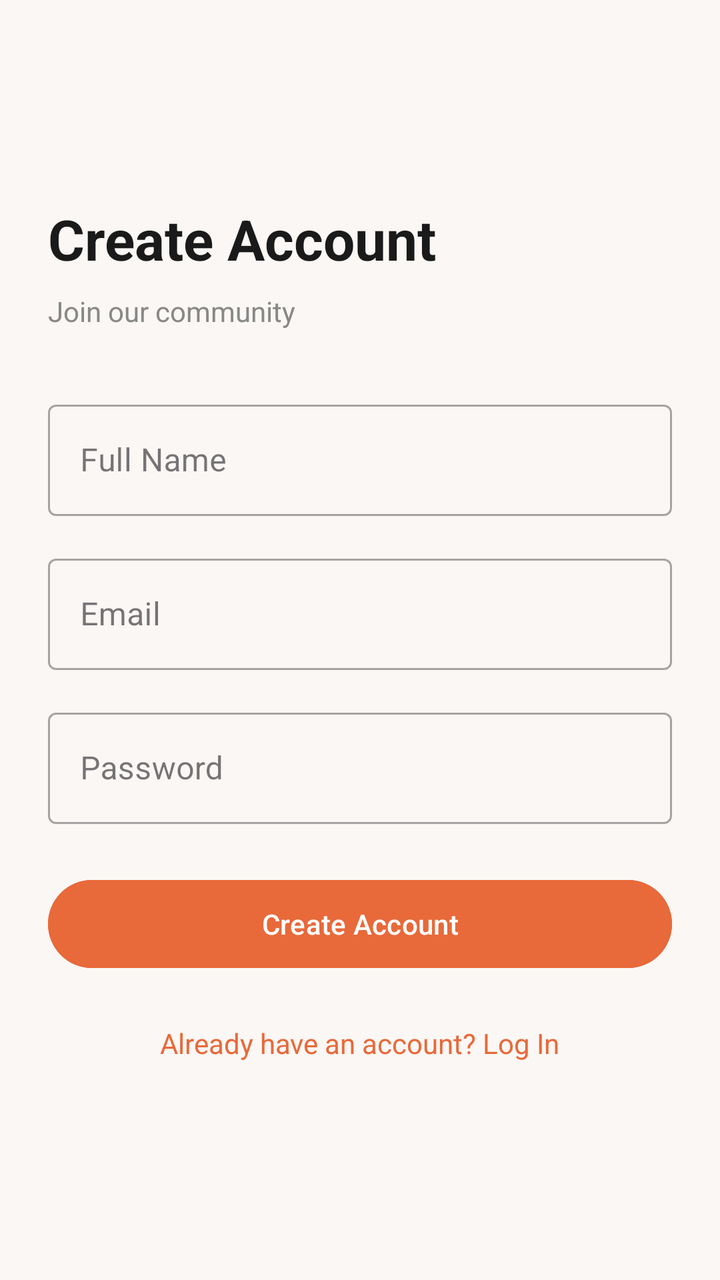
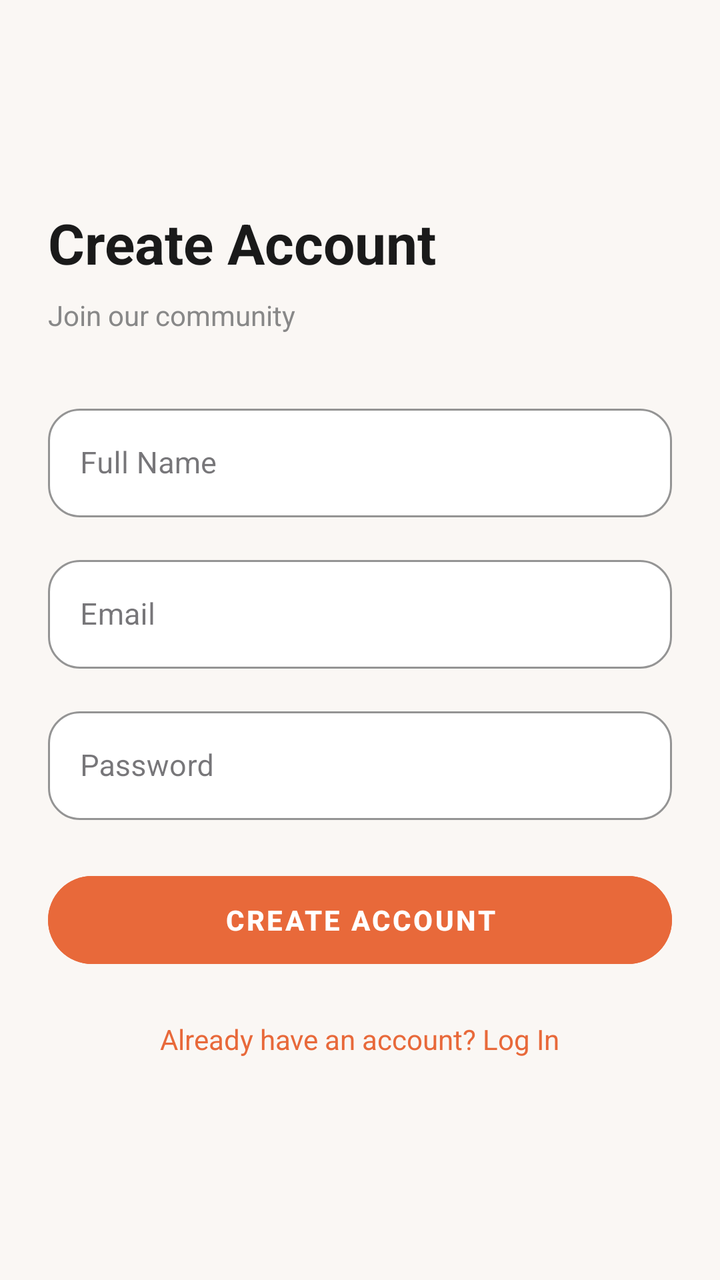

The first picture is an Android layout as it rendered before a commit; the second is the same layout after the commit. The layout source and the unified diff follow.
<!-- AndroidManifest.xml: application theme Theme.AdoptUs -->
<!-- res/layout/activity_register.xml -->
<?xml version="1.0" encoding="utf-8"?>
<LinearLayout
    xmlns:android="http://schemas.android.com/apk/res/android"
    android:layout_width="match_parent"
    android:layout_height="match_parent"
    android:orientation="vertical"
    android:padding="24dp"
    android:gravity="center_vertical"
    android:background="#FAF7F4">

    <TextView
        android:layout_width="wrap_content"
        android:layout_height="wrap_content"
        android:text="Create Account"
        android:textSize="28sp"
        android:textStyle="bold"
        android:textColor="#1A1A1A"
        android:layout_marginBottom="8dp"/>

    <TextView
        android:layout_width="wrap_content"
        android:layout_height="wrap_content"
        android:text="Join our community"
        android:textSize="14sp"
        android:textColor="#888888"
        android:layout_marginBottom="32dp"/>

    <com.google.android.material.textfield.TextInputLayout
        android:id="@+id/tilFullName"
        style="@style/Widget.MaterialComponents.TextInputLayout.OutlinedBox"
        android:layout_width="match_parent"
        android:layout_height="wrap_content"
        android:hint="Full Name"
        android:layout_marginBottom="16dp">

        <com.google.android.material.textfield.TextInputEditText
            android:id="@+id/etFullName"
            android:layout_width="match_parent"
            android:layout_height="wrap_content"
            android:inputType="textPersonName"/>

    </com.google.android.material.textfield.TextInputLayout>

    <com.google.android.material.textfield.TextInputLayout
        android:id="@+id/tilEmail"
        style="@style/Widget.MaterialComponents.TextInputLayout.OutlinedBox"
        android:layout_width="match_parent"
        android:layout_height="wrap_content"
        android:hint="Email"
        android:layout_marginBottom="16dp">

        <com.google.android.material.textfield.TextInputEditText
            android:id="@+id/etEmail"
            android:layout_width="match_parent"
            android:layout_height="wrap_content"
            android:inputType="textEmailAddress"/>

    </com.google.android.material.textfield.TextInputLayout>

    <com.google.android.material.textfield.TextInputLayout
        android:id="@+id/tilPassword"
        style="@style/Widget.MaterialComponents.TextInputLayout.OutlinedBox"
        android:layout_width="match_parent"
        android:layout_height="wrap_content"
        android:hint="Password"
        android:layout_marginBottom="24dp">

        <com.google.android.material.textfield.TextInputEditText
            android:id="@+id/etPassword"
            android:layout_width="match_parent"
            android:layout_height="wrap_content"
            android:inputType="textPassword"/>

    </com.google.android.material.textfield.TextInputLayout>

    <Button
        android:id="@+id/btnRegister"
        android:layout_width="match_parent"
        android:layout_height="52dp"
        android:text="Create Account"
        android:backgroundTint="#E8693A"
        android:layout_marginBottom="16dp"/>

    <TextView
        android:id="@+id/tvGoToLogin"
        android:layout_width="wrap_content"
        android:layout_height="wrap_content"
        android:text="Already have an account? Log In"
        android:textColor="#E8693A"
        android:textSize="14sp"
        android:layout_gravity="center_horizontal"
        android:padding="8dp"/>

</LinearLayout>
<!-- resources referenced by this layout -->
<resources>
  <style name="Theme.AdoptUs" parent="Base.Theme.AdoptUs" />
  <style name="Base.Theme.AdoptUs" parent="Theme.Material3.DayNight.NoActionBar">
          
          
      </style>
</resources>

<!-- the commit's change to res/layout/activity_register.xml (unified diff, before → after) -->
@@ -1,8 +1,8 @@
 <?xml version="1.0" encoding="utf-8"?>
-<LinearLayout
-    xmlns:android="http://schemas.android.com/apk/res/android"
+<LinearLayout xmlns:android="http://schemas.android.com/apk/res/android"
     android:layout_width="match_parent"
     android:layout_height="match_parent"
+    xmlns:app="http://schemas.android.com/apk/res-auto"
     android:orientation="vertical"
     android:padding="24dp"
     android:gravity="center_vertical"
@@ -14,7 +14,7 @@
         android:text="Create Account"
         android:textSize="28sp"
         android:textStyle="bold"
-        android:textColor="#1A1A1A"
+        android:textColor="@color/gray_hint"
         android:layout_marginBottom="8dp"/>
 
     <TextView
@@ -22,7 +22,7 @@
         android:layout_height="wrap_content"
         android:text="Join our community"
         android:textSize="14sp"
-        android:textColor="#888888"
+        android:textColor="@color/light_gray"
         android:layout_marginBottom="32dp"/>
 
     <com.google.android.material.textfield.TextInputLayout
@@ -31,13 +31,24 @@
         android:layout_width="match_parent"
         android:layout_height="wrap_content"
         android:hint="Full Name"
-        android:layout_marginBottom="16dp">
+        android:layout_marginBottom="16dp"
+        app:boxBackgroundColor="@color/white"
+        app:boxCornerRadiusTopStart="16dp"
+        app:boxCornerRadiusTopEnd="16dp"
+        app:boxCornerRadiusBottomStart="16dp"
+        app:boxCornerRadiusBottomEnd="16dp"
+        app:boxStrokeColor="@color/gray_stroke"
+        app:boxStrokeWidth="1dp"
+        app:hintTextColor="@color/gray_hint">
 
         <com.google.android.material.textfield.TextInputEditText
             android:id="@+id/etFullName"
             android:layout_width="match_parent"
             android:layout_height="wrap_content"
-            android:inputType="textPersonName"/>
+            android:inputType="textPersonName"
+            android:paddingStart="16dp"
+            android:textSize="15sp"
+            android:textColor="@color/primary_orange"/>
 
     </com.google.android.material.textfield.TextInputLayout>
 
@@ -47,13 +58,24 @@
         android:layout_width="match_parent"
         android:layout_height="wrap_content"
         android:hint="Email"
-        android:layout_marginBottom="16dp">
+        android:layout_marginBottom="16dp"
+        app:boxBackgroundColor="@color/white"
+        app:boxCornerRadiusTopStart="16dp"
+        app:boxCornerRadiusTopEnd="16dp"
+        app:boxCornerRadiusBottomStart="16dp"
+        app:boxCornerRadiusBottomEnd="16dp"
+        app:boxStrokeColor="@color/gray_stroke"
+        app:boxStrokeWidth="1dp"
+        app:hintTextColor="@color/gray_hint">
 
         <com.google.android.material.textfield.TextInputEditText
             android:id="@+id/etEmail"
             android:layout_width="match_parent"
             android:layout_height="wrap_content"
-            android:inputType="textEmailAddress"/>
+            android:inputType="textEmailAddress"
+            android:paddingStart="16dp"
+            android:textSize="15sp"
+            android:textColor="@color/primary_orange"/>
 
     </com.google.android.material.textfield.TextInputLayout>
 
@@ -63,13 +85,24 @@
         android:layout_width="match_parent"
         android:layout_height="wrap_content"
         android:hint="Password"
-        android:layout_marginBottom="24dp">
+        android:layout_marginBottom="24dp"
+        app:boxBackgroundColor="@color/white"
+        app:boxCornerRadiusTopStart="16dp"
+        app:boxCornerRadiusTopEnd="16dp"
+        app:boxCornerRadiusBottomStart="16dp"
+        app:boxCornerRadiusBottomEnd="16dp"
+        app:boxStrokeColor="@color/gray_stroke"
+        app:boxStrokeWidth="1dp"
+        app:hintTextColor="@color/gray_hint">
 
         <com.google.android.material.textfield.TextInputEditText
             android:id="@+id/etPassword"
             android:layout_width="match_parent"
             android:layout_height="wrap_content"
-            android:inputType="textPassword"/>
+            android:inputType="textPassword"
+            android:paddingStart="16dp"
+            android:textSize="15sp"
+            android:textColor="@color/primary_orange"/>
 
     </com.google.android.material.textfield.TextInputLayout>
 
@@ -77,8 +110,10 @@
         android:id="@+id/btnRegister"
         android:layout_width="match_parent"
         android:layout_height="52dp"
-        android:text="Create Account"
-        android:backgroundTint="#E8693A"
+        android:text="CREATE ACCOUNT"
+        android:textStyle="bold"
+        android:letterSpacing="0.08"
+        android:backgroundTint="@color/primary_orange"
         android:layout_marginBottom="16dp"/>
 
     <TextView
@@ -86,7 +121,7 @@
         android:layout_width="wrap_content"
         android:layout_height="wrap_content"
         android:text="Already have an account? Log In"
-        android:textColor="#E8693A"
+        android:textColor="@color/primary_orange"
         android:textSize="14sp"
         android:layout_gravity="center_horizontal"
         android:padding="8dp"/>
<!-- resource entries referenced after the edit -->
@@ -1,5 +1,16 @@
 <!-- resources referenced by this layout -->
 <resources>
+  <color name="gray_hint">#1A1A1A</color>
+  
+      // app color
+  <color name="gray_stroke">#E8E0D8</color>
+  
+      // text color
+  <color name="light_gray">#888888</color>
+  <color name="primary_orange">#E8693A</color>
+  <color name="white">#FFFFFFFF</color>
+  
+      // component color
   <style name="Theme.AdoptUs" parent="Base.Theme.AdoptUs" />
   <style name="Base.Theme.AdoptUs" parent="Theme.Material3.DayNight.NoActionBar">
           
